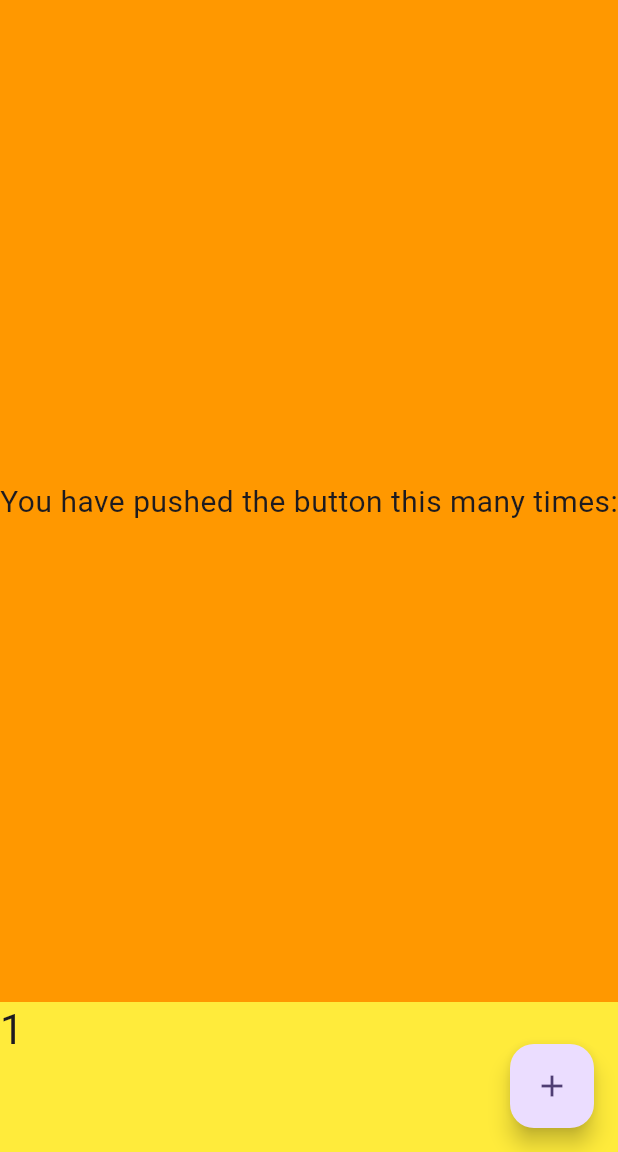
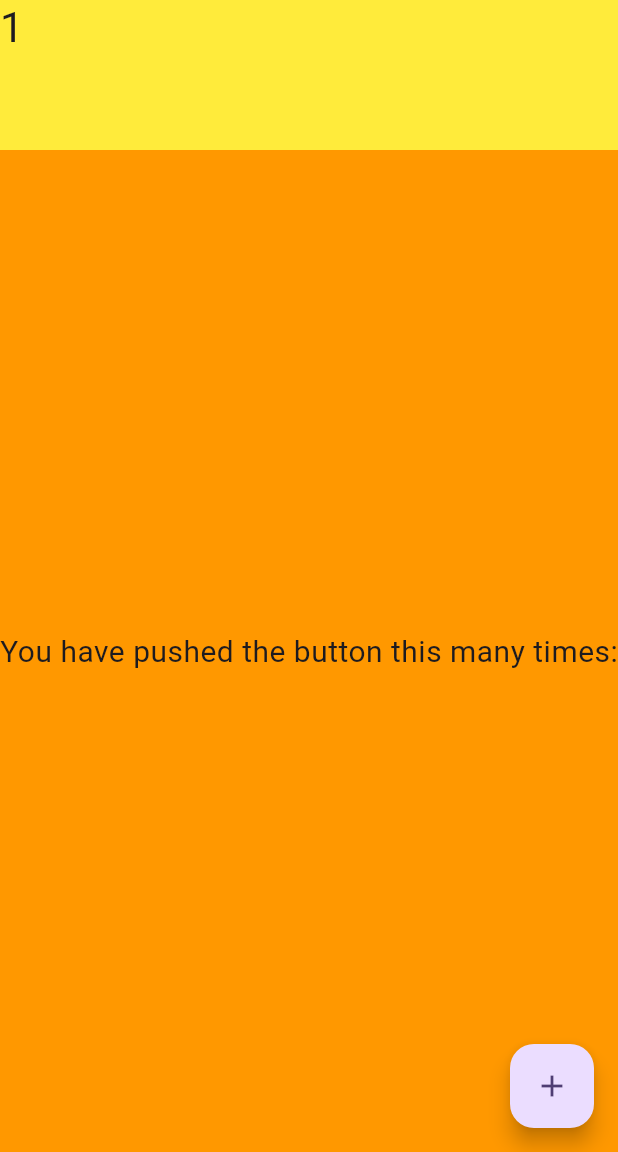
Before and after one commit to ronjb/fitted_box_with_sibling, a Flutter app: the screen it shows after launch, after a tap on the "add" icon, on a phone screen of 412 x 824 dp, the part 84-1236 px from its top. Run offline on Flutter 3.47's test engine with Material 3 defaults, Android fonts, the phone set to English and light mode, and no system bars.

```diff
--- a/example/lib/main.dart
+++ b/example/lib/main.dart
@@ -52,8 +52,8 @@ class _MyHomePageState extends State<MyHomePage> {
               print('constraints=$constraints, boxSize=$boxSize');
             }
             return (
-              boxRect: Rect.fromLTWH(0, 0, constraints.maxWidth, constraints.maxHeight - 100),
-              siblingRect: Rect.fromLTWH(0, constraints.maxHeight - 100, constraints.maxWidth, 100),
+              boxRect: Rect.fromLTWH(0, 100, constraints.maxWidth, constraints.maxHeight - 100),
+              siblingRect: Rect.fromLTWH(0, 0, constraints.maxWidth, 100),
             );
           },
           children: [
--- a/lib/fitted_box_with_sibling.dart
+++ b/lib/fitted_box_with_sibling.dart
@@ -537,9 +537,6 @@ class RenderFittedBoxWithSibling extends RenderBox
       if (identical(child, firstChild)) {
         _paintFirstChildWithTransform(context, offset);
       } else {
-        if (kDebugMode) {
-          print('painting sibling at ${childParentData.offset} + $offset}');
-        }
         context.paintChild(child, childParentData.offset + offset);
       }
       child = childParentData.nextSibling;
```
